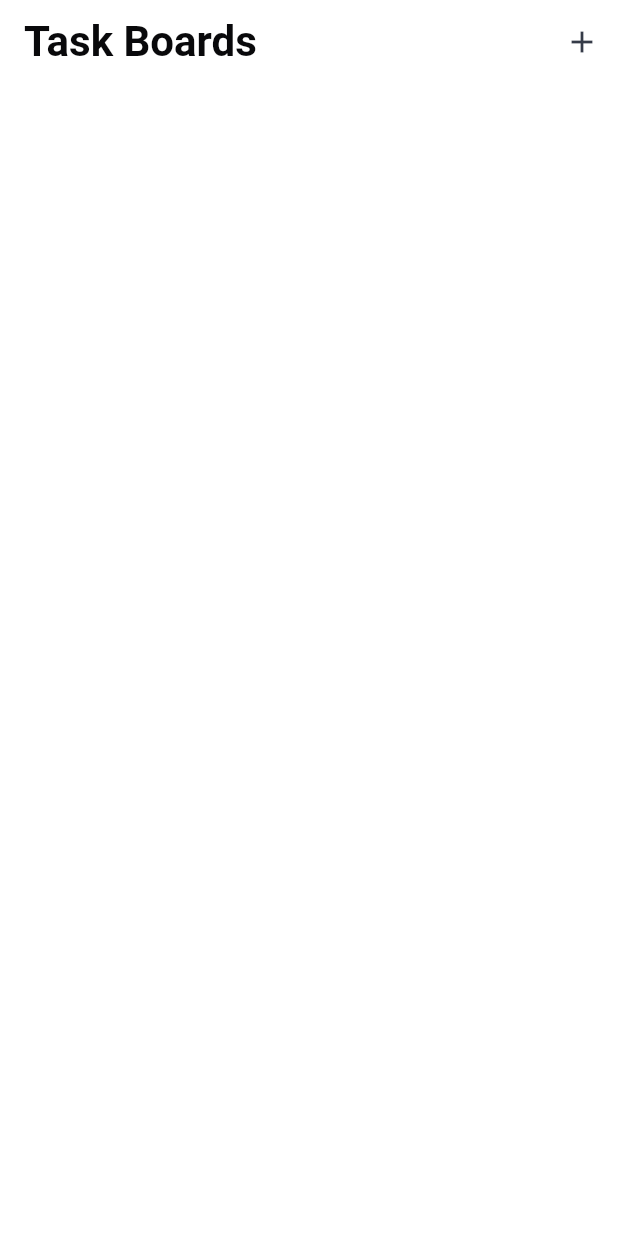
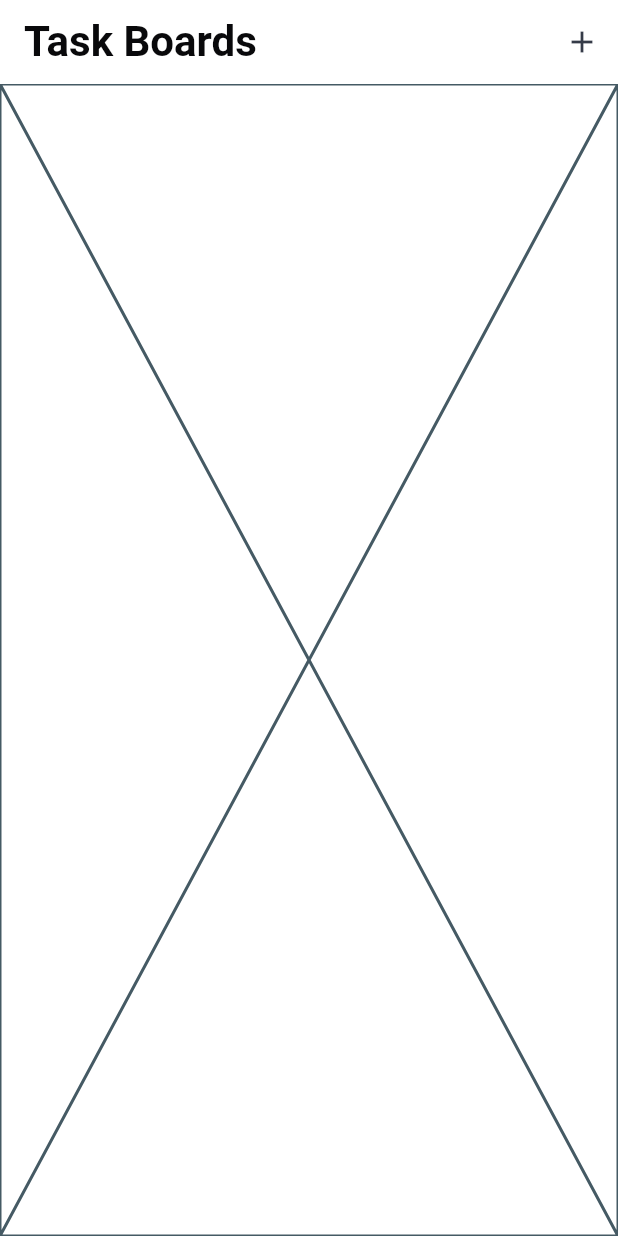
Before and after one commit to aarsh2982/GreenToad, a Flutter app: the TaskBoardsView screen opened by its route, on a phone screen of 412 x 824 dp. Run offline on Flutter 3.47's test engine with Material 3 defaults, Android fonts, the phone set to English and light mode, and no system bars; our stand-ins replace carousel_slider, flutter_riverpod, font_awesome_flutter, go_router, lottie, percent_indicator and 3 more; accounts and stored records are empty; project files that could hold a hidden picture were left out.

Commit message:
Create TaskBoard View Updated..

```diff
--- a/lib/views/taskboards/taskboards_view.dart
+++ b/lib/views/taskboards/taskboards_view.dart
@@ -22,8 +22,8 @@ class TaskBoardsView extends StatelessWidget {
           ),
         ],
       ),
-      body: SafeArea(
-        child: Container(),
+      body: const SafeArea(
+        child: Placeholder(),
       ),
     );
   }
```
Also changed, not shown: lib/views/taskboards/widgets/new_taskboard_form.dart (+11 -1 lines).
